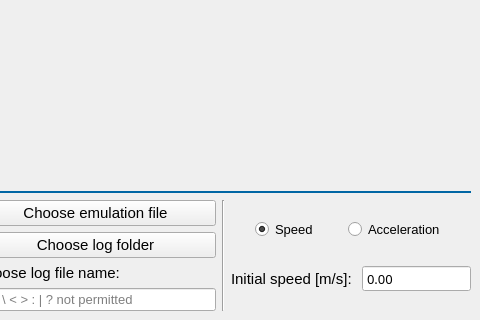
Old version of the form ui/window.ui in the repository saimoncollaku/GITSIM-application; both pictures show x 270 to 750 and y 280 to 600 of the 750 by 600 pixel window.
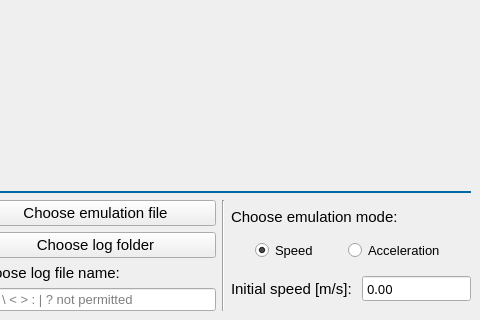
New version of the form. Icons and pictures are not drawn. Custom widgets are drawn as their Qt base class.

Commit message:
Tidied up the interface for curve emulation
- Synced the curve emulation tab with connection status
- Started to make the methods for communication between app and board for curve emulation

The edit to the form file:
```diff
--- a/ui/window.ui
+++ b/ui/window.ui
@@ -2036,6 +2036,27 @@
              </item>
              <item>
               <layout class="QVBoxLayout" name="verticalLayout_13">
+               <item>
+                <widget class="QLabel" name="label_20">
+                 <property name="sizePolicy">
+                  <sizepolicy hsizetype="Preferred" vsizetype="Maximum">
+                   <horstretch>0</horstretch>
+                   <verstretch>0</verstretch>
+                  </sizepolicy>
+                 </property>
+                 <property name="font">
+                  <font>
+                   <pointsize>11</pointsize>
+                  </font>
+                 </property>
+                 <property name="text">
+                  <string>Choose emulation mode:</string>
+                 </property>
+                 <property name="alignment">
+                  <set>Qt::AlignmentFlag::AlignBottom|Qt::AlignmentFlag::AlignLeading|Qt::AlignmentFlag::AlignLeft</set>
+                 </property>
+                </widget>
+               </item>
                <item>
                 <layout class="QHBoxLayout" name="horizontalLayout_10">
                  <property name="sizeConstraint">
```
Left out of the diff: 16 changed lines with no effect on the pictures. The commit also changes 4 other files.
